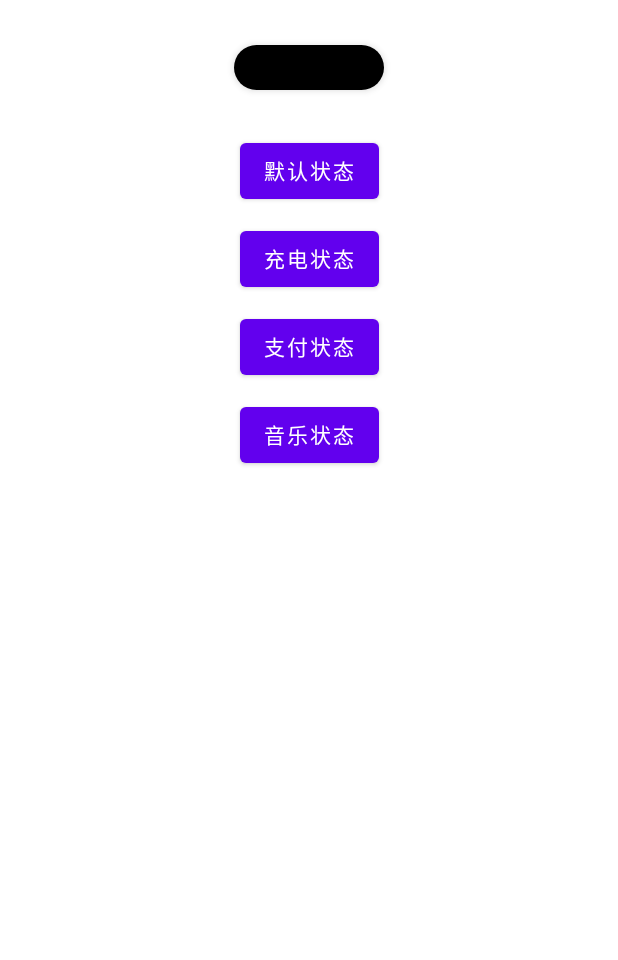
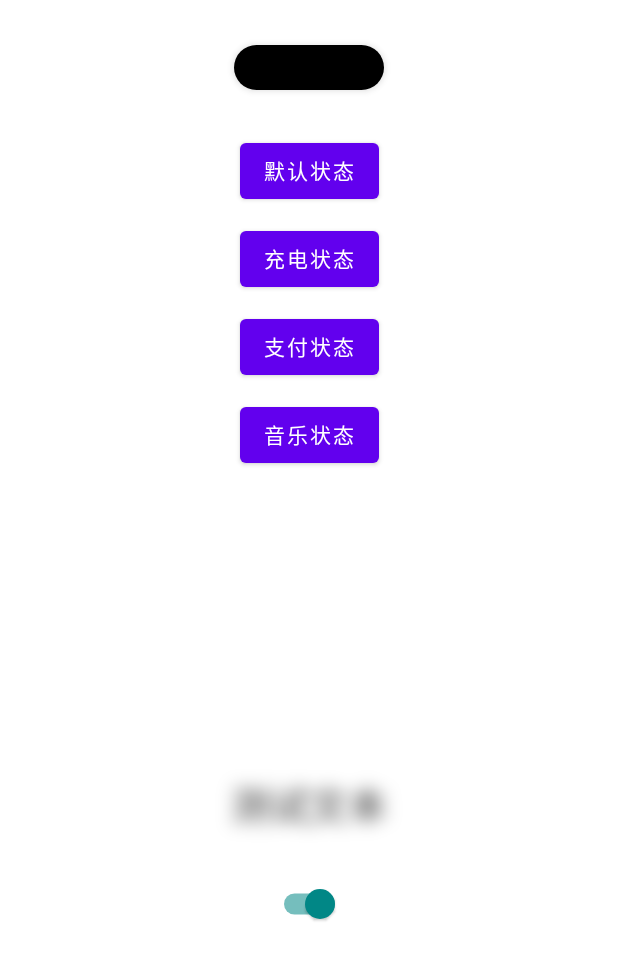
Before and after one commit to Spr-Aut/WordList, an Android app built with Jetpack Compose: the ComposeActivity screen opened directly, with no data from a screen before it, on a phone screen of 412 x 824 dp. Shown: the top 960 px of the screen. Run offline under Robolectric (Android 15) with nearby library versions, the phone set to English and light mode, and no system bars; our stand-ins replace Room's generated code.

Commit message:
测试了高斯模糊

```diff
--- a/app/src/main/java/com/example/wordlist/activity/ComposeActivity.kt
+++ b/app/src/main/java/com/example/wordlist/activity/ComposeActivity.kt
@@ -4,18 +4,18 @@ import android.os.Bundle
 import androidx.activity.ComponentActivity
 import androidx.activity.compose.setContent
 import androidx.compose.animation.core.Spring
+import androidx.compose.animation.core.animateDpAsState
 import androidx.compose.animation.core.animateSizeAsState
 import androidx.compose.animation.core.spring
 import androidx.compose.foundation.background
 import androidx.compose.foundation.layout.*
 import androidx.compose.foundation.shape.RoundedCornerShape
-import androidx.compose.material.Button
-import androidx.compose.material.MaterialTheme
-import androidx.compose.material.Surface
-import androidx.compose.material.Text
+import androidx.compose.material.*
 import androidx.compose.runtime.*
 import androidx.compose.ui.Alignment
 import androidx.compose.ui.Modifier
+import androidx.compose.ui.draw.BlurredEdgeTreatment
+import androidx.compose.ui.draw.blur
 import androidx.compose.ui.draw.shadow
 import androidx.compose.ui.geometry.Size
 import androidx.compose.ui.graphics.Color
@@ -40,10 +40,32 @@ class ComposeActivity : ComponentActivity() {
                 ) {
                     Column(modifier = Modifier.fillMaxSize(), horizontalAlignment = Alignment.CenterHorizontally) {
                         DynamicScreen()
+                        BlurView()
                     }
                 }
             }
         }
+    }
+}
+
+@Preview
+@Composable
+fun BlurView(){
+    var checked by remember {
+        mutableStateOf(true)
+    }
+    val animatedBlur by animateDpAsState(targetValue = if (checked)10.dp else 0.dp)
+
+    Column(modifier = Modifier.fillMaxSize(),
+    verticalArrangement = Arrangement.Center,
+    horizontalAlignment = Alignment.CenterHorizontally) {
+        Text(text = "测试文本",
+            modifier = Modifier.blur(radius = animatedBlur, edgeTreatment = BlurredEdgeTreatment.Unbounded),
+            fontSize = 26.sp,
+
+        )
+        Spacer(modifier = Modifier.height(24.dp))
+        Switch(checked = checked, onCheckedChange = {checked=!checked})
     }
 }
 
@@ -52,6 +74,10 @@ class ComposeActivity : ComponentActivity() {
 fun DynamicScreen(){
     var isCharge by remember{ mutableStateOf(false) }
     var boxState: BoxState by remember{ mutableStateOf(BoxState.NormalState) }
+    var checked by remember {
+        mutableStateOf(false)
+    }
+    val animatedBlur by animateDpAsState(targetValue = if (checked)10.dp else 0.dp)
     val animateSizeAsState by animateSizeAsState(
         targetValue = Size(boxState.width.value,boxState.height.value),
         animationSpec = spring(
@@ -66,8 +92,9 @@ fun DynamicScreen(){
             .shadow(elevation = 3.dp, shape = RoundedCornerShape(15.dp))
             .background(color = Color.Black)
         )
-        Button(onClick = {boxState = BoxState.NormalState}, modifier = Modifier.padding(top = 30.dp, bottom = 5.dp)) {
-            Text(text="默认状态")
+        Button(onClick = {boxState = BoxState.NormalState
+                         checked=!checked}, modifier = Modifier.padding(top = 30.dp, bottom = 5.dp)) {
+            Text(text="默认状态", modifier = Modifier.blur(radius = animatedBlur, edgeTreatment = BlurredEdgeTreatment.Unbounded))
         }
         Button(onClick = {boxState = BoxState.ChargeState}, modifier = Modifier.padding(vertical = 5.dp)) {
             Text(text="充电状态")
--- a/app/src/main/java/com/example/wordlist/adapter/SlideRecyclerViewAdapter.java
+++ b/app/src/main/java/com/example/wordlist/adapter/SlideRecyclerViewAdapter.java
@@ -4,6 +4,8 @@ import android.animation.ObjectAnimator;
 import android.app.Service;
 import android.content.Context;
 import android.content.Intent;
+import android.graphics.RenderEffect;
+import android.graphics.Shader;
 import android.os.Build;
 import android.os.VibrationEffect;
 import android.os.Vibrator;
@@ -108,6 +110,11 @@ public class SlideRecyclerViewAdapter extends RecyclerView.Adapter<RecyclerView.
 
         holder.mTvOrigin.setText(wordInfo.getName());
         holder.mTvTrans.setText(MyTools.briefDesc(wordInfo.getDesc()));
+        /*float blurRadius=20f;
+        if (Build.VERSION.SDK_INT >= Build.VERSION_CODES.S) {
+            holder.mTvTrans.setRenderEffect(RenderEffect.createBlurEffect(blurRadius,blurRadius, Shader.TileMode.CLAMP));
+
+        }*/
 
         holder.mViewSlideDelete.setOnClickListener(new View.OnClickListener() {
             @RequiresApi(api = Build.VERSION_CODES.O)
--- a/app/src/main/java/com/example/wordlist/fragment/StatisticsFragment.java
+++ b/app/src/main/java/com/example/wordlist/fragment/StatisticsFragment.java
@@ -12,11 +12,13 @@ import android.widget.Button;
 import android.widget.LinearLayout;
 import android.widget.TextView;
 
+import androidx.compose.ui.platform.ComposeView;
 import androidx.fragment.app.Fragment;
 
 import com.example.wordlist.MainApplication;
 import com.example.wordlist.R;
 import com.example.wordlist.XMLParse;
+import com.example.wordlist.activity.ComposeActivity;
 import com.example.wordlist.dao.WordDao;
 import com.example.wordlist.entity.WordInfo;
 import com.example.wordlist.tuple.WordNameTransTuple;
@@ -69,6 +71,7 @@ public class StatisticsFragment extends Fragment {
             else viewAdminSettings.setVisibility(View.INVISIBLE);
 
         });
+
 
         return mView;
     }
--- a/app/src/main/res/layout/frgment_statistics.xml
+++ b/app/src/main/res/layout/frgment_statistics.xml
@@ -209,4 +209,6 @@
 
 
 
+
+
 </LinearLayout>
```
